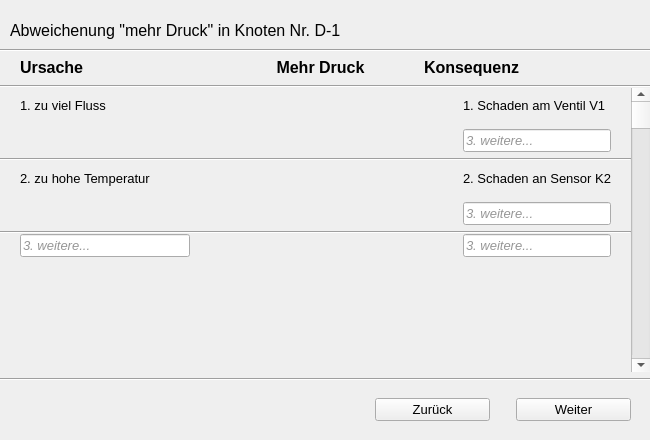
Above: Code/wizard_3.ui from MSPietsch/HMI before the change. Below: the same form after it.
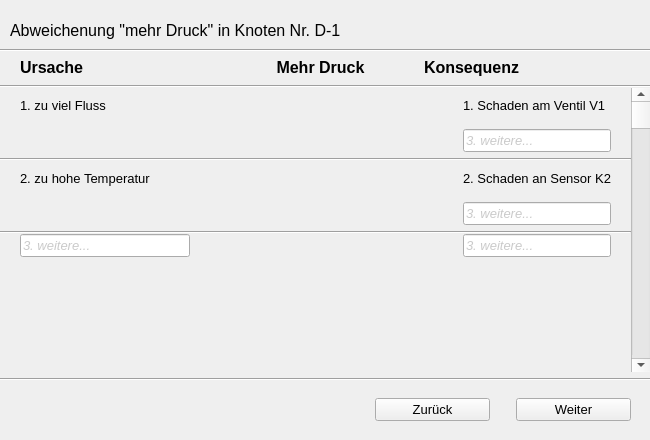
That is the form after the change. Icons and pictures are not drawn.

```diff
--- a/Code/wizard_3.ui
+++ b/Code/wizard_3.ui
@@ -168,7 +168,7 @@
      </item>
     </layout>
    </widget>
-   <widget class="QWidget" name="">
+   <widget class="QWidget" name="layoutWidget">
     <property name="geometry">
      <rect>
       <x>0</x>
@@ -292,6 +292,9 @@
               </font>
              </property>
              <property name="text">
+              <string/>
+             </property>
+             <property name="placeholderText">
               <string>3. weitere...</string>
              </property>
             </widget>
@@ -624,6 +627,9 @@
               </font>
              </property>
              <property name="text">
+              <string/>
+             </property>
+             <property name="placeholderText">
               <string>3. weitere...</string>
              </property>
             </widget>
@@ -728,6 +734,9 @@
               <string/>
              </property>
              <property name="text">
+              <string/>
+             </property>
+             <property name="placeholderText">
               <string>3. weitere...</string>
              </property>
             </widget>
@@ -813,11 +822,14 @@
               </font>
              </property>
              <property name="text">
-              <string>3. weitere...</string>
+              <string/>
              </property>
              <property name="alignment">
               <set>Qt::AlignLeading|Qt::AlignLeft|Qt::AlignVCenter</set>
              </property>
+             <property name="placeholderText">
+              <string>3. weitere...</string>
+             </property>
             </widget>
            </item>
            <item row="0" column="1">
```
Left out of the diff: 6 changed lines with no effect on the pictures.
